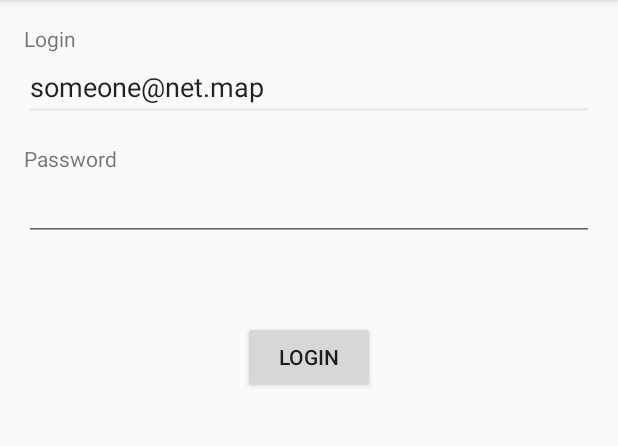
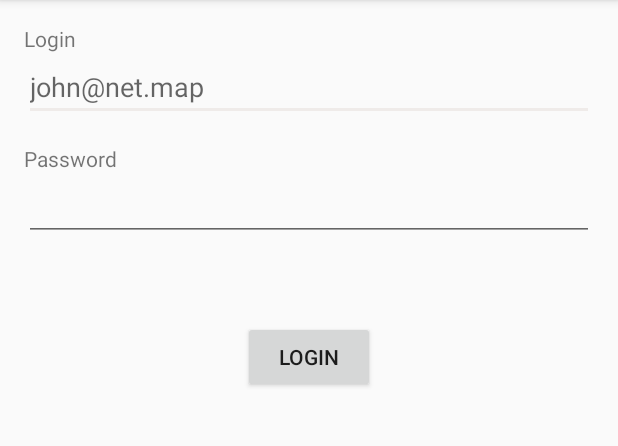
Before and after one commit to adrianodennanni/APScanner, an Android app: the screen it shows after launch (LoginActivity), on a phone screen of 412 x 824 dp, the part 84-530 px from its top. Run offline under Robolectric (Android 15) with nearby library versions, the phone set to English and light mode, and no system bars.

Commit message:
Creating activity login

```diff
--- a/app/build.gradle
+++ b/app/build.gradle
@@ -20,7 +20,8 @@ android {
 }
 
 dependencies {
-    compile fileTree(dir: 'libs', include: ['*.jar'])
+    compile fileTree(include: ['*.jar'], dir: 'libs')
     testCompile 'junit:junit:4.12'
     compile 'com.android.support:appcompat-v7:23.4.0'
+    compile files('libs/okhttp-3.4.1.jar')
 }
--- a/app/src/main/AndroidManifest.xml
+++ b/app/src/main/AndroidManifest.xml
@@ -1,6 +1,8 @@
 <?xml version="1.0" encoding="utf-8"?>
 <manifest xmlns:android="http://schemas.android.com/apk/res/android"
     package="map.net.apscanner">
+
+    <uses-permission android:name="android.permission.INTERNET" />
 
     <application
         android:allowBackup="true"
@@ -8,7 +10,7 @@
         android:label="@string/app_name"
         android:supportsRtl="true"
         android:theme="@style/AppTheme">
-        <activity android:name=".LoginActivity">
+        <activity android:name=".activities.LoginActivity">
             <intent-filter>
                 <action android:name="android.intent.action.MAIN" />
 
--- a/app/src/main/res/layout/activity_login.xml
+++ b/app/src/main/res/layout/activity_login.xml
@@ -7,60 +7,60 @@
     android:paddingLeft="@dimen/activity_horizontal_margin"
     android:paddingRight="@dimen/activity_horizontal_margin"
     android:paddingTop="@dimen/activity_vertical_margin"
-    tools:context="map.net.apscanner.LoginActivity">
+    tools:context=".activities.LoginActivity">
 
     <TextView
+        android:id="@+id/textViewLogin"
         android:layout_width="wrap_content"
         android:layout_height="wrap_content"
-        android:textAppearance="?android:attr/textAppearanceSmall"
+        android:layout_alignParentLeft="true"
+        android:layout_alignParentStart="true"
+        android:layout_alignParentTop="true"
         android:text="@string/login"
-        android:id="@+id/textView"
-        android:layout_alignParentTop="true"
-        android:layout_alignParentLeft="true"
-        android:layout_alignParentStart="true" />
+        android:textAppearance="?android:attr/textAppearanceSmall" />
 
     <EditText
+        android:id="@+id/editTextLogin"
         android:layout_width="wrap_content"
         android:layout_height="wrap_content"
-        android:inputType="textEmailAddress"
+        android:layout_alignParentEnd="true"
+        android:layout_alignParentLeft="true"
+        android:layout_alignParentRight="true"
+        android:layout_alignParentStart="true"
+        android:layout_below="@+id/textViewLogin"
         android:ems="10"
-        android:id="@+id/editText"
-        android:layout_below="@+id/textView"
+        android:hint="@string/john_doe_email"
+        android:inputType="textEmailAddress" />
+
+    <TextView
+        android:id="@+id/textViewPassword"
+        android:layout_width="wrap_content"
+        android:layout_height="wrap_content"
         android:layout_alignParentLeft="true"
         android:layout_alignParentStart="true"
-        android:layout_alignParentRight="true"
-        android:layout_alignParentEnd="true"
-        android:text="@string/placeholder_someone_net_map" />
+        android:layout_below="@+id/editTextLogin"
+        android:layout_marginTop="15dp"
+        android:text="@string/password"
+        android:textAppearance="?android:attr/textAppearanceSmall" />
 
-    <TextView
+    <EditText
+        android:id="@+id/editTextPassword"
         android:layout_width="wrap_content"
         android:layout_height="wrap_content"
-        android:textAppearance="?android:attr/textAppearanceSmall"
-        android:text="@string/password"
-        android:id="@+id/textView2"
-        android:layout_below="@+id/editText"
+        android:layout_alignParentEnd="true"
         android:layout_alignParentLeft="true"
+        android:layout_alignParentRight="true"
         android:layout_alignParentStart="true"
-        android:layout_marginTop="15dp" />
+        android:layout_below="@+id/textViewPassword"
+        android:ems="10"
+        android:inputType="textPassword" />
 
-    <EditText
+    <Button
+        android:id="@+id/button"
         android:layout_width="wrap_content"
         android:layout_height="wrap_content"
-        android:inputType="textPassword"
-        android:ems="10"
-        android:id="@+id/editText2"
-        android:layout_below="@+id/textView2"
-        android:layout_alignParentLeft="true"
-        android:layout_alignParentStart="true"
-        android:layout_alignParentRight="true"
-        android:layout_alignParentEnd="true" />
-
-    <Button
-        android:layout_width="wrap_content"
-        android:layout_height="wrap_content"
-        android:text="@string/login"
-        android:id="@+id/button"
-        android:layout_below="@+id/editText2"
+        android:layout_below="@+id/editTextPassword"
         android:layout_centerHorizontal="true"
-        android:layout_marginTop="53dp" />
+        android:layout_marginTop="53dp"
+        android:text="@string/login" />
 </RelativeLayout>
--- a/app/src/main/res/values/strings.xml
+++ b/app/src/main/res/values/strings.xml
@@ -3,4 +3,7 @@
     <string name="password">Password</string>
     <string name="placeholder_someone_net_map">someone@net.map</string>
     <string name="login">Login</string>
+    <string name="john_doe_email">john@net.map</string>
+
+    <string name="sign_in_url">https://net-map.herokuapp.com/users/sign_in</string>
 </resources>
```
Also changed, not shown: app/src/main/java/map/net/apscanner/LoginActivity.java (deleted, +0 -13 lines), app/src/main/java/map/net/apscanner/activities/LoginActivity.java (added, +103 -0 lines), app/libs/okhttp-3.4.1.jar (added), app/libs/okio-1.9.0.jar (added).
